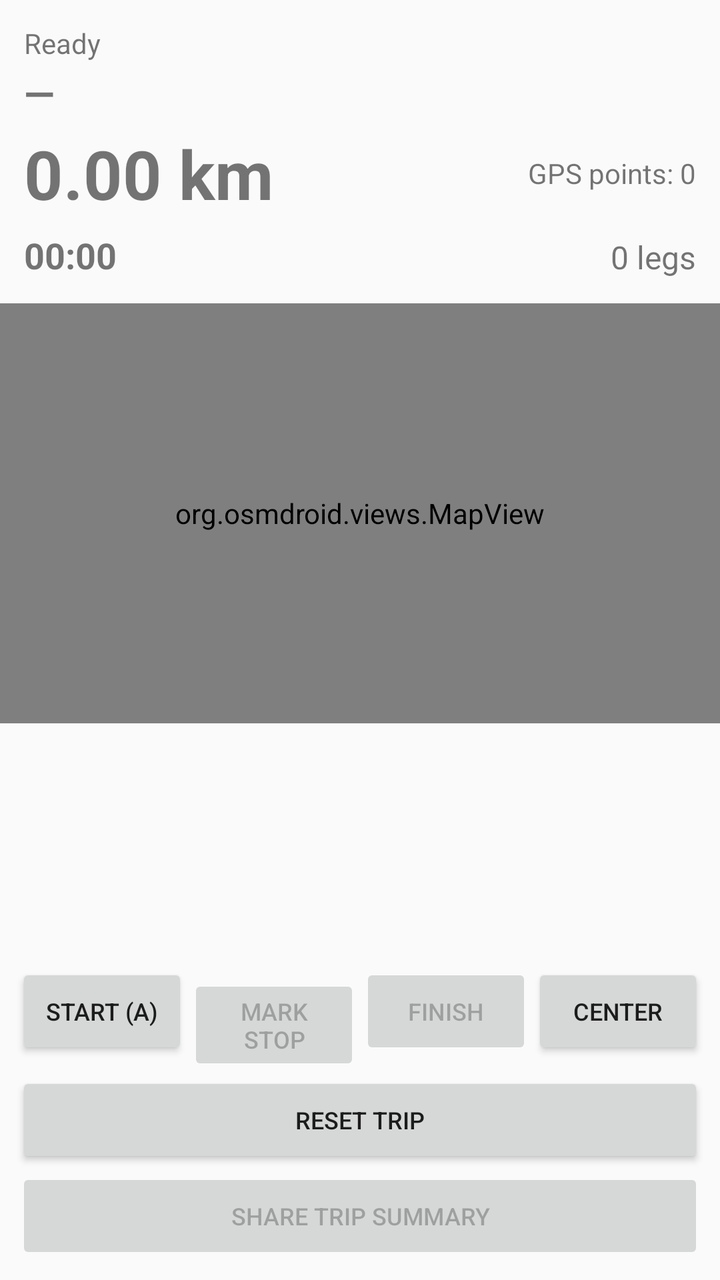
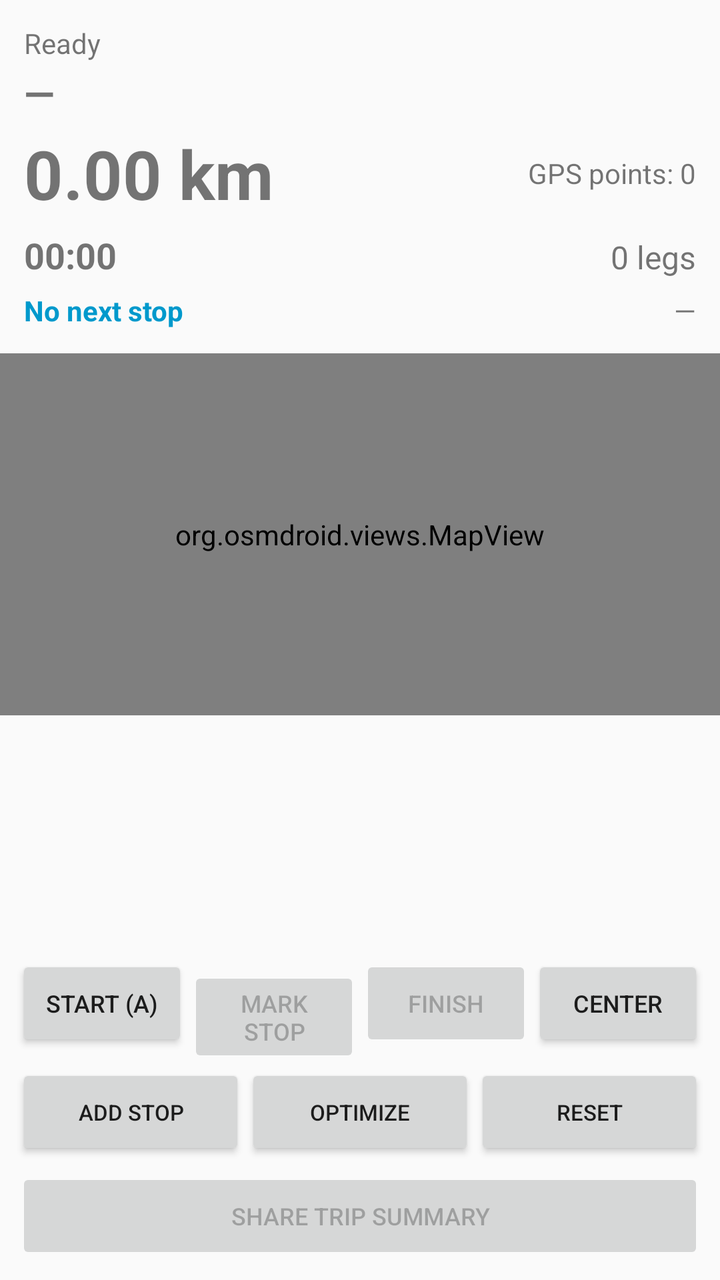

Two renders of the same Android screen: before a commit and after it. Below are the layout's source before the change and the commit's diff.
<!-- AndroidManifest.xml: application theme Theme.AppCompat.DayNight.DarkActionBar -->
<!-- res/layout/activity_main.xml -->
<?xml version="1.0" encoding="utf-8"?>
<LinearLayout xmlns:android="http://schemas.android.com/apk/res/android"
    android:layout_width="match_parent"
    android:layout_height="match_parent"
    android:orientation="vertical">

    <LinearLayout
        android:layout_width="match_parent"
        android:layout_height="wrap_content"
        android:orientation="vertical"
        android:padding="12dp">

        <TextView
            android:id="@+id/tvStatus"
            android:layout_width="match_parent"
            android:layout_height="wrap_content"
            android:text="Ready"
            android:textSize="14sp" />

        <TextView
            android:id="@+id/tvRoute"
            android:layout_width="match_parent"
            android:layout_height="wrap_content"
            android:layout_marginTop="2dp"
            android:text="—"
            android:textSize="20sp"
            android:textStyle="bold" />

        <LinearLayout
            android:layout_width="match_parent"
            android:layout_height="wrap_content"
            android:layout_marginTop="4dp"
            android:gravity="center_vertical"
            android:orientation="horizontal">

            <TextView
                android:id="@+id/tvDistance"
                android:layout_width="0dp"
                android:layout_height="wrap_content"
                android:layout_weight="1"
                android:text="0.00 km"
                android:textSize="34sp"
                android:textStyle="bold" />

            <TextView
                android:id="@+id/tvPoints"
                android:layout_width="wrap_content"
                android:layout_height="wrap_content"
                android:text="GPS points: 0" />
        </LinearLayout>

        <LinearLayout
            android:layout_width="match_parent"
            android:layout_height="wrap_content"
            android:layout_marginTop="6dp"
            android:orientation="horizontal">

            <TextView
                android:id="@+id/tvTripTime"
                android:layout_width="0dp"
                android:layout_height="wrap_content"
                android:layout_weight="1"
                android:text="00:00"
                android:textSize="18sp"
                android:textStyle="bold" />

            <TextView
                android:id="@+id/tvLegCount"
                android:layout_width="wrap_content"
                android:layout_height="wrap_content"
                android:text="0 legs"
                android:textSize="16sp" />
        </LinearLayout>
    </LinearLayout>

    <org.osmdroid.views.MapView
        android:id="@+id/map"
        android:layout_width="match_parent"
        android:layout_height="0dp"
        android:layout_weight="1" />

    <ScrollView
        android:layout_width="match_parent"
        android:layout_height="120dp"
        android:padding="8dp">

        <TextView
            android:id="@+id/tvLegs"
            android:layout_width="match_parent"
            android:layout_height="wrap_content"
            android:textSize="13sp" />
    </ScrollView>

    <LinearLayout
        android:layout_width="match_parent"
        android:layout_height="wrap_content"
        android:orientation="horizontal"
        android:paddingStart="8dp"
        android:paddingEnd="8dp">

        <Button
            android:id="@+id/btnStart"
            android:layout_width="0dp"
            android:layout_height="wrap_content"
            android:layout_weight="1"
            android:text="START (A)"
            android:textSize="12sp" />

        <Button
            android:id="@+id/btnMark"
            android:layout_width="0dp"
            android:layout_height="wrap_content"
            android:layout_weight="1"
            android:enabled="false"
            android:text="MARK STOP"
            android:textSize="12sp" />

        <Button
            android:id="@+id/btnStop"
            android:layout_width="0dp"
            android:layout_height="wrap_content"
            android:layout_weight="1"
            android:enabled="false"
            android:text="FINISH"
            android:textSize="12sp" />

        <Button
            android:id="@+id/btnCenter"
            android:layout_width="0dp"
            android:layout_height="wrap_content"
            android:layout_weight="1"
            android:text="CENTER"
            android:textSize="12sp" />
    </LinearLayout>

    <Button
        android:id="@+id/btnReset"
        android:layout_width="match_parent"
        android:layout_height="wrap_content"
        android:layout_marginStart="8dp"
        android:layout_marginEnd="8dp"
        android:layout_marginTop="4dp"
        android:text="RESET TRIP"
        android:textSize="12sp" />

    <Button
        android:id="@+id/btnShare"
        android:layout_width="match_parent"
        android:layout_height="wrap_content"
        android:layout_marginStart="8dp"
        android:layout_marginEnd="8dp"
        android:layout_marginBottom="8dp"
        android:enabled="false"
        android:text="SHARE TRIP SUMMARY"
        android:textSize="12sp" />
</LinearLayout>
<!-- resources referenced by this layout -->
<resources>

</resources>

<!-- the commit's change to res/layout/activity_main.xml (unified diff, before → after) -->
@@ -71,6 +71,30 @@
                 android:text="0 legs"
                 android:textSize="16sp" />
         </LinearLayout>
+
+        <LinearLayout
+            android:layout_width="match_parent"
+            android:layout_height="wrap_content"
+            android:layout_marginTop="6dp"
+            android:orientation="horizontal">
+
+            <TextView
+                android:id="@+id/tvNextStop"
+                android:layout_width="0dp"
+                android:layout_height="wrap_content"
+                android:layout_weight="1"
+                android:text="No next stop"
+                android:textSize="14sp"
+                android:textColor="@android:color/holo_blue_dark"
+                android:textStyle="bold" />
+
+            <TextView
+                android:id="@+id/tvNextDistance"
+                android:layout_width="wrap_content"
+                android:layout_height="wrap_content"
+                android:text="—"
+                android:textSize="14sp" />
+        </LinearLayout>
     </LinearLayout>
 
     <org.osmdroid.views.MapView
@@ -133,22 +157,46 @@
             android:textSize="12sp" />
     </LinearLayout>
 
+    <LinearLayout
+        android:layout_width="match_parent"
+        android:layout_height="wrap_content"
+        android:orientation="horizontal"
+        android:paddingStart="8dp"
+        android:paddingEnd="8dp"
+        android:paddingTop="4dp">
+
+        <Button
+            android:id="@+id/btnAddStop"
+            android:layout_width="0dp"
+            android:layout_height="wrap_content"
+            android:layout_weight="1"
+            android:text="ADD STOP"
+            android:textSize="11sp" />
+
+        <Button
+            android:id="@+id/btnOptimize"
+            android:layout_width="0dp"
+            android:layout_height="wrap_content"
+            android:layout_weight="1"
+            android:text="OPTIMIZE"
+            android:textSize="11sp" />
+
+        <Button
+            android:id="@+id/btnReset"
+            android:layout_width="0dp"
+            android:layout_height="wrap_content"
+            android:layout_weight="1"
+            android:text="RESET"
+            android:textSize="11sp" />
+    </LinearLayout>
+
     <Button
-        android:id="@+id/btnReset"
+        android:id="@+id/btnShare"
         android:layout_width="match_parent"
         android:layout_height="wrap_content"
         android:layout_marginStart="8dp"
         android:layout_marginEnd="8dp"
         android:layout_marginTop="4dp"
-        android:text="RESET TRIP"
-        android:textSize="12sp" />
-
-    <Button
-        android:id="@+id/btnShare"
-        android:layout_width="match_parent"
-        android:layout_height="wrap_content"
-        android:layout_marginStart="8dp"
-        android:layout_marginEnd="8dp"
         android:layout_marginBottom="8dp"
         android:enabled="false"
         android:text="SHARE TRIP SUMMARY"
